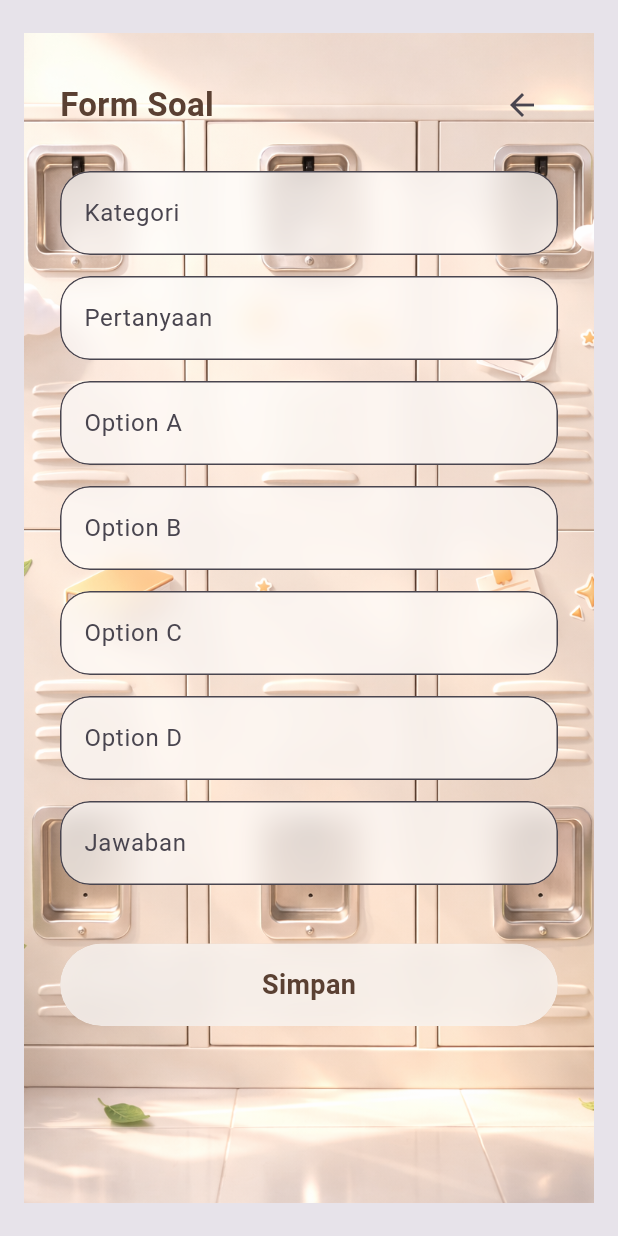
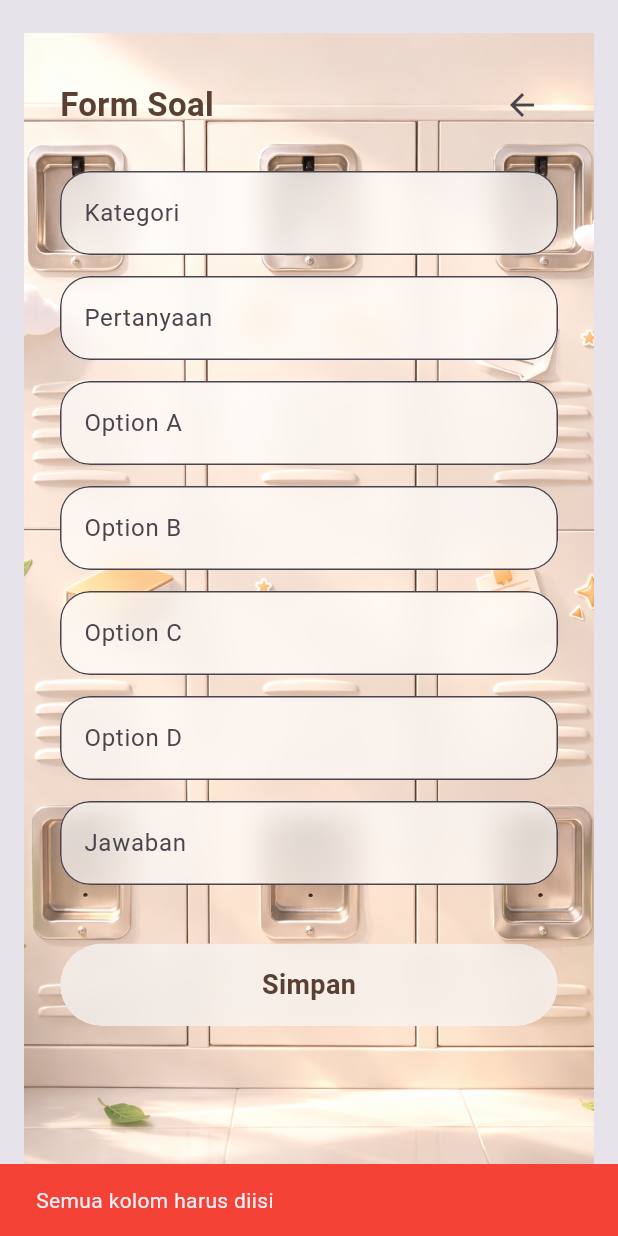
Before and after one commit to GraceViesAngel/minpro2PAB, a Flutter app: the AdminFormQuestionPage screen opened directly, after a tap on "Simpan", on a phone screen of 412 x 824 dp. Run offline on Flutter 3.47's test engine with Material 3 defaults, Android fonts, the phone set to English and light mode, and no system bars; our stand-ins replace flutter_dotenv, supabase_flutter; accounts and stored records are empty.

Commit message:
Menambahkan validasi input pada form soal admin

```diff
--- a/lib/pages/admin_form_question_page.dart
+++ b/lib/pages/admin_form_question_page.dart
@@ -40,6 +40,24 @@ class _AdminFormQuestionPageState extends State<AdminFormQuestionPage> {
   }
 
   Future<void> save() async {
+    // VALIDASI INPUT
+    if (kategori.text.isEmpty ||
+        question.text.isEmpty ||
+        a.text.isEmpty ||
+        b.text.isEmpty ||
+        c.text.isEmpty ||
+        d.text.isEmpty ||
+        answer.text.isEmpty) {
+      ScaffoldMessenger.of(context).showSnackBar(
+        const SnackBar(
+          content: Text("Semua kolom harus diisi"),
+          backgroundColor: Colors.red,
+        ),
+      );
+
+      return;
+    }
+
     final data = {
       "kategori": kategori.text,
       "question": question.text,
```
Also changed, not shown: 1 other file.
